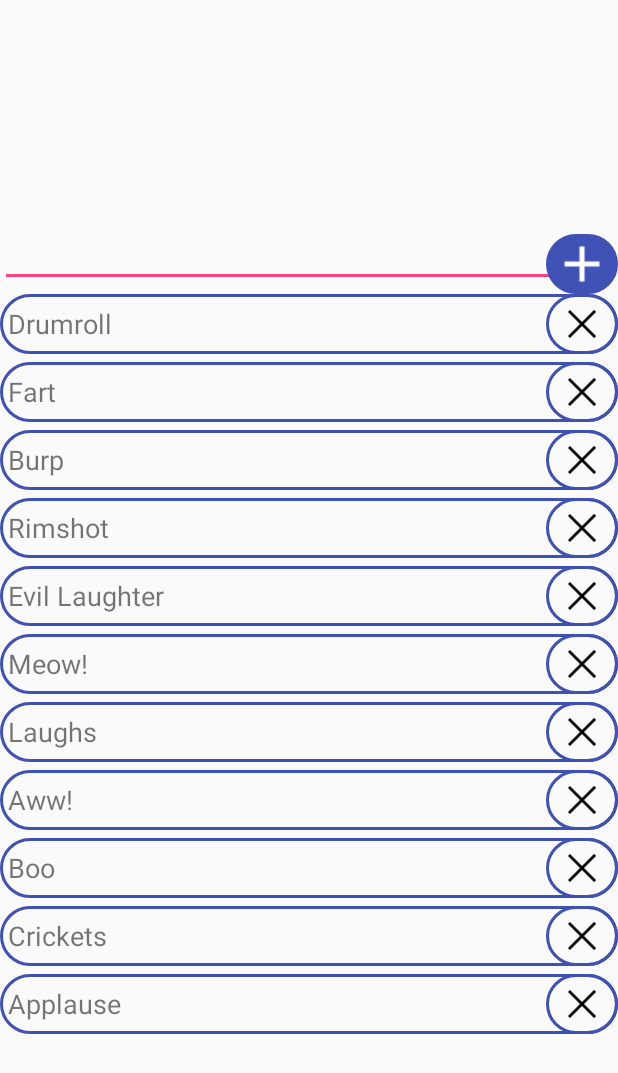
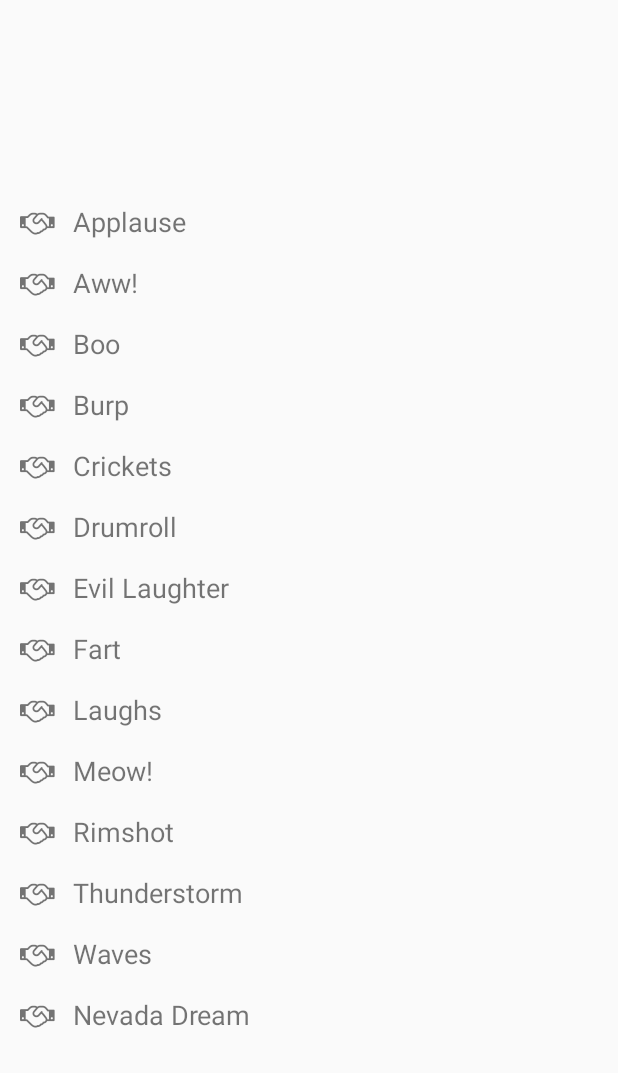
Before and after one commit to jmiguelrivas/fake_audience, an Android app: the screen it shows after launch (MainActivity), on a phone screen of 412 x 824 dp. Shown: the top 1073 px of the screen. Run offline under Robolectric (Android 15) with nearby library versions, the phone set to English and light mode, and no system bars.

Commit message:
adding fonts and more cleaning

```diff
--- a/app/src/main/java/com/fakeaudience/MyCustomView.kt
+++ b/app/src/main/java/com/fakeaudience/MyCustomView.kt
@@ -1,6 +1,7 @@
 package com.fakeaudience
 
 import android.content.Context
+import android.media.MediaPlayer
 import android.util.AttributeSet
 import android.view.LayoutInflater
 import android.view.View
@@ -9,37 +10,31 @@ import android.widget.*
 
 class MyCustomView(context: Context, attrs: AttributeSet) : LinearLayout(context, attrs) {
 
+    data class Fx(var title: String, var icon:String, var audio:Int)
+    private val Fxs = listOf<Fx>(
+            Fx("Applause","\uf2b5", R.raw.applause),
+            Fx("Aww!","\uf2b5", R.raw.applause),
+            Fx("Boo","\uf2b5", R.raw.applause),
+            Fx("Burp","\uf2b5", R.raw.applause),
+            Fx("Crickets","\uf2b5", R.raw.applause),
+            Fx("Drumroll","\uf2b5", R.raw.applause),
+            Fx("Evil Laughter", "\uf2b5", R.raw.applause),
+            Fx("Fart","\uf2b5", R.raw.applause),
+            Fx("Laughs","\uf2b5", R.raw.applause),
+            Fx("Meow!","\uf2b5", R.raw.applause),
+            Fx("Rimshot","\uf2b5", R.raw.applause),
+            Fx("Thunderstorm","\uf2b5", R.raw.applause),
+            Fx("Waves","\uf2b5", R.raw.applause),
+            Fx("Nevada Dream","\uf2b5", R.raw.applause)
+    )
     private var listview: ListView
-    private var title: TextView
-    private var play_btn: ImageView
-
-    private var selectedItems: MutableList<String> = ArrayList()
-
-    data class Fx(var title: String, var icon:String, var audio:Int)
-    val Fxs = listOf<Fx>(
-            Fx("Applause","\uf2b5", R.raw.applauses),
-            Fx("Crickets","\uf2b5", R.raw.applauses),
-            Fx("Boo","\uf2b5", R.raw.applauses),
-            Fx("Aww!","\uf2b5", R.raw.applauses),
-            Fx("Laughs","\uf2b5", R.raw.applauses),
-            Fx("Meow!","\uf2b5", R.raw.applauses),
-            Fx("Evil Laughter", "\uf2b5", R.raw.applauses),
-            Fx("Rimshot","\uf2b5", R.raw.applauses),
-            Fx("Burp","\uf2b5", R.raw.applauses),
-            Fx("Fart","\uf2b5", R.raw.applauses),
-            Fx("Drumroll","\uf2b5", R.raw.applauses)
-    )
+    private var selectedItems: MutableList<Fx> = ArrayList()
 
     init {
         val inflater = context.getSystemService(Context.LAYOUT_INFLATER_SERVICE) as LayoutInflater
         val view = inflater.inflate(R.layout.my_custom_view_layout, this, true)
         listview = view.findViewById(R.id.listview)
-        title = view.findViewById(R.id.title)
-        play_btn = view.findViewById(R.id.play_btn)
-
-        for (item in Fxs) {
-            selectedItems.add(0, item.title)
-        }
+        selectedItems.addAll(Fxs)
         refreshData(true)
     }
 
@@ -52,7 +47,7 @@ class MyCustomView(context: Context, attrs: AttributeSet) : LinearLayout(context
         refreshData(false)
     }
 
-    inner class MyCustomViewAdapter(context: Context?, var resource: Int, var objects: MutableList<String>?) : ArrayAdapter<String>(context, resource, objects) {
+    inner class MyCustomViewAdapter(context: Context?, var resource: Int, var objects: MutableList<Fx>?) : ArrayAdapter<Fx>(context, resource, objects) {
         private val inflater: LayoutInflater = LayoutInflater.from(context)
         override fun getCount(): Int {
             return objects!!.size
@@ -60,10 +55,12 @@ class MyCustomView(context: Context, attrs: AttributeSet) : LinearLayout(context
 
         override fun getView(position: Int, convertView: View?, parent: ViewGroup?): View {
             val view = inflater.inflate(resource, parent, false)
-            val name = view.findViewById<TextView>(R.id.name)
-            val delete = view.findViewById<ImageView>(R.id.delete)
-            name.text = objects!!.get(position)
-            delete.setOnClickListener {
+            val play_icon = view.findViewById<TextView>(R.id.play_icon)
+            val play_label = view.findViewById<TextView>(R.id.play_label)
+            val play_item = view.findViewById<LinearLayout>(R.id.play_item)
+            play_icon.text = objects!!.get(position).icon
+            play_label.text = objects!!.get(position).title
+            play_item.setOnClickListener {
                 playSound(position)
             }
             return view
--- a/app/src/main/res/drawable/selection_button_background.xml
+++ /dev/null
@@ -1,8 +0,0 @@
-<?xml version="1.0" encoding="utf-8"?>
-<shape xmlns:android="http://schemas.android.com/apk/res/android"
-    android:shape="rectangle">
-    <corners android:radius="500dp" />
-    <stroke
-        android:width="2dp"
-        android:color="@color/colorPrimary" />
-</shape>
--- a/app/src/main/res/drawable/selection_button_inverted_background.xml
+++ /dev/null
@@ -1,9 +0,0 @@
-<?xml version="1.0" encoding="utf-8"?>
-<shape xmlns:android="http://schemas.android.com/apk/res/android"
-    android:shape="rectangle">
-    <corners android:radius="500dp" />
-    <solid android:color="@color/colorPrimary" />
-    <stroke
-        android:width="2dp"
-        android:color="@color/colorPrimary" />
-</shape>
--- /dev/null
+++ b/app/src/main/res/font/icon_font.xml
@@ -0,0 +1,7 @@
+<?xml version="1.0" encoding="utf-8"?>
+<font-family xmlns:android="http://schemas.android.com/apk/res/android">
+    <font
+        android:fontStyle="normal"
+        android:fontWeight="400"
+        android:font="@font/fontawesome" />
+</font-family>
--- a/app/src/main/res/layout/my_custom_view_item.xml
+++ b/app/src/main/res/layout/my_custom_view_item.xml
@@ -1,31 +1,24 @@
 <?xml version="1.0" encoding="utf-8"?>
-<RelativeLayout xmlns:android="http://schemas.android.com/apk/res/android"
+<LinearLayout xmlns:android="http://schemas.android.com/apk/res/android"
+    xmlns:app="http://schemas.android.com/apk/res-auto"
+    android:id="@+id/play_item"
     android:layout_width="match_parent"
     android:layout_height="wrap_content"
-    android:background="@drawable/selection_button_background"
-    android:layout_margin="5dp">
+    android:orientation="horizontal">
 
     <TextView
-        android:id="@+id/name"
+        android:id="@+id/play_icon"
+        android:layout_width="35dp"
+        android:layout_height="wrap_content"
+        android:layout_marginLeft="8dp"
+        android:padding="5dp"
+        android:textSize="18sp"
+        app:fontFamily="@font/fontawesome" />
+
+    <TextView
+        android:id="@+id/play_label"
         android:layout_width="match_parent"
         android:layout_height="wrap_content"
-        android:layout_centerVertical="true"
-        android:layout_toLeftOf="@+id/delete"
-        android:layout_toStartOf="@+id/delete"
-        android:ellipsize="end"
-        android:maxLines="1"
         android:padding="5dp"
         android:textSize="18sp" />
-
-    <ImageView
-        android:id="@+id/delete"
-        android:layout_width="48dp"
-        android:layout_height="40dp"
-        android:layout_alignParentEnd="true"
-        android:layout_alignParentRight="true"
-        android:layout_centerVertical="true"
-        android:background="@drawable/selection_button_background"
-        android:padding="5dp"
-        android:src="@drawable/delete" />
-
-</RelativeLayout>
+</LinearLayout>
--- a/app/src/main/res/layout/my_custom_view_layout.xml
+++ b/app/src/main/res/layout/my_custom_view_layout.xml
@@ -1,47 +1,17 @@
 <?xml version="1.0" encoding="utf-8"?>
 <merge xmlns:android="http://schemas.android.com/apk/res/android">
-
     <LinearLayout
         android:layout_width="match_parent"
         android:layout_height="match_parent"
         android:orientation="vertical">
-
-        <TextView
-            android:id="@+id/title"
-            android:layout_width="match_parent"
-            android:layout_height="wrap_content"
-            android:textSize="15sp" />
-
-        <RelativeLayout
-            android:layout_width="match_parent"
-            android:layout_height="wrap_content">
-
-            <AutoCompleteTextView
-                android:id="@+id/autocompletetextview"
-                android:layout_width="match_parent"
-                android:layout_height="wrap_content"
-                android:layout_toLeftOf="@+id/add"
-                android:layout_toStartOf="@+id/add"
-                android:padding="5dp"/>
-
-            <ImageView
-                android:id="@+id/play_btn"
-                android:layout_width="48dp"
-                android:layout_height="40dp"
-                android:layout_alignParentEnd="true"
-                android:layout_alignParentRight="true"
-                android:layout_centerVertical="true"
-                android:background="@drawable/selection_button_inverted_background"
-                android:src="@drawable/add_white" />
-
-        </RelativeLayout>
 
         <ListView
             android:id="@+id/listview"
             android:layout_width="match_parent"
             android:layout_height="wrap_content"
             android:divider="@null"
-            android:dividerHeight="5dp" />
+            android:dividerHeight="5dp" >
+        </ListView>
     </LinearLayout>
 
 </merge>
```
Also changed, not shown: app/src/main/res/drawable/add_white.png (deleted), app/src/main/res/drawable/delete.png (deleted), app/src/main/res/font/fontawesome.ttf (added), 1 other file.
